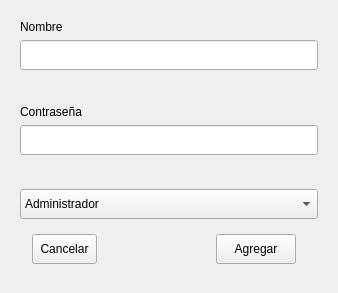
Above: ui/agregarUsuario.ui from LeandroMuzalski1843/Proyecto_Final_Practicas_II before the change. Below: the same form after it.
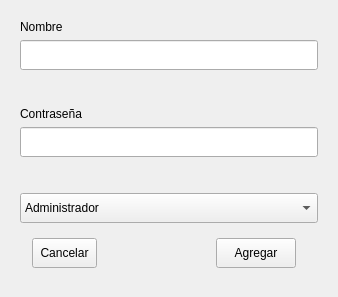
That is the form after the change.

```diff
--- a/ui/agregarUsuario.ui
+++ b/ui/agregarUsuario.ui
@@ -7,7 +7,7 @@
     <x>0</x>
     <y>0</y>
     <width>338</width>
-    <height>293</height>
+    <height>297</height>
    </rect>
   </property>
   <property name="windowTitle">
```
Left out of the diff: 6 changed lines with no effect on the pictures.
